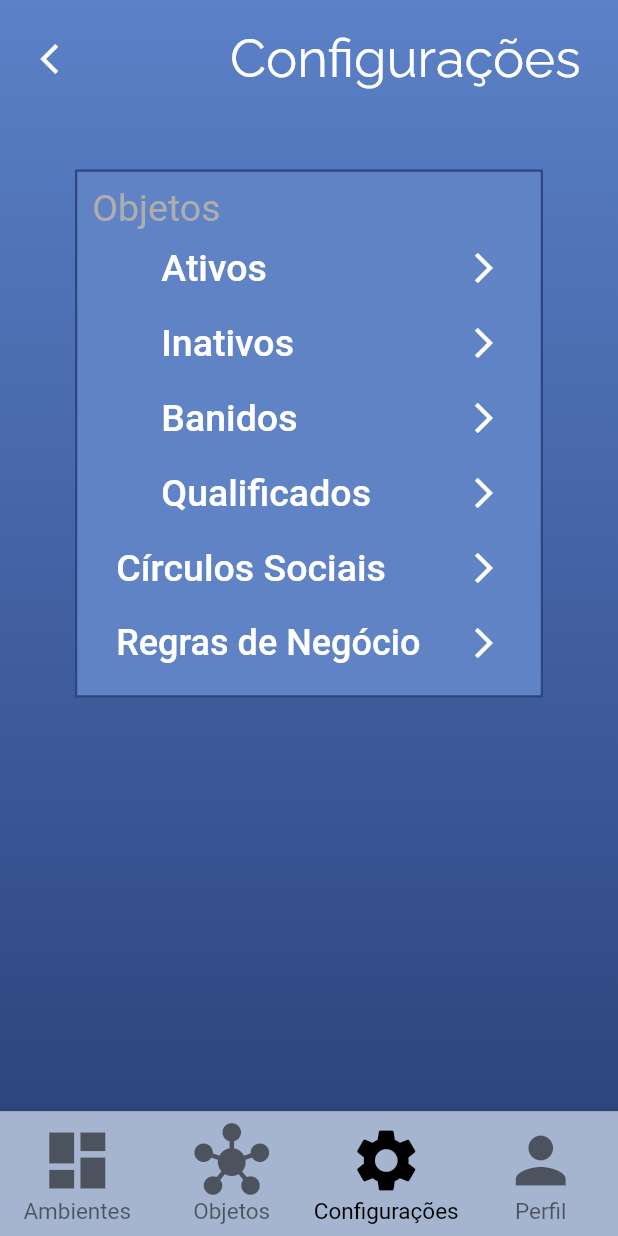
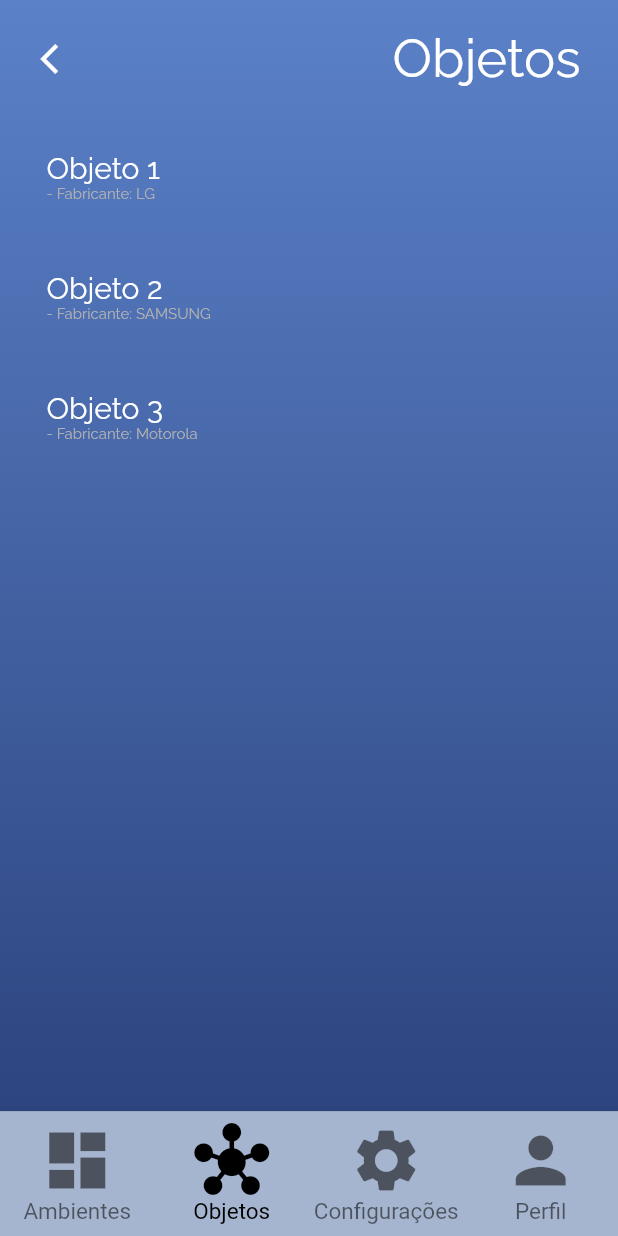
Before and after one commit to LUPSSIoT/VISO_APP, a Flutter app: the screen it shows after launch, on a phone screen of 412 x 824 dp. Run offline on Flutter 3.47's test engine with Material 2 defaults, Android fonts, the phone set to English and light mode, and no system bars.

Commit message:
Update main.dart

```diff
--- a/lib/main.dart
+++ b/lib/main.dart
@@ -29,7 +29,7 @@ class App extends StatefulWidget {
 }
 
 class AppState extends State<App> {
-  int indiceAtual = 2;
+  int indiceAtual = 1;
   bool status = true;
   late final List<Widget> _telas;
 
@@ -86,7 +86,89 @@ class AppState extends State<App> {
             ),
           ),
 
+          //tela objeto
           //const BoxThatContainsText(),
+
+          ListBody(
+            children: [
+              const Padding(
+                padding: EdgeInsets.fromLTRB(0, 0, 0, 15),
+              ),
+
+              MaterialButton(
+                height: 80,
+                minWidth: 400,
+                onPressed: () {},
+                child: Container(
+                  alignment: Alignment.centerLeft,
+                  padding: const EdgeInsets.all(15),
+                  child: Column(
+                    crossAxisAlignment: CrossAxisAlignment.start,
+                    children: const [
+                      Text('Objeto 1',
+                          style: TextStyle(
+                              fontFamily: 'Raleway',
+                              color: Colors.white,
+                              fontSize: 20)),
+                      Text('- Fabricante: LG',
+                          style: TextStyle(
+                              fontFamily: 'Raleway',
+                              color: Color.fromARGB(255, 177, 177, 177),
+                              fontSize: 10)),
+                    ],
+                  ),
+                ),
+              ),
+              MaterialButton(
+                height: 80,
+                minWidth: 400,
+                onPressed: () {},
+                child: Container(
+                  alignment: Alignment.centerLeft,
+                  padding: const EdgeInsets.all(15),
+                  child: Column(
+                    crossAxisAlignment: CrossAxisAlignment.start,
+                    children: const [
+                      Text('Objeto 2',
+                        style: TextStyle(
+                            fontFamily: 'Raleway',
+                            color: Colors.white,
+                            fontSize: 20)),
+                      Text('- Fabricante: SAMSUNG',
+                        style: TextStyle(
+                            fontFamily: 'Raleway',
+                            color: Color.fromARGB(255, 177, 177, 177),
+                            fontSize: 10)),
+                    ],
+                  ),
+                ),
+              ),
+              MaterialButton(
+                height: 80,
+                minWidth: 400,
+                onPressed: () {},
+                child: Container(
+                  alignment: Alignment.centerLeft,
+                  padding: const EdgeInsets.all(15),
+                  child: Column(
+                    crossAxisAlignment: CrossAxisAlignment.start,
+                    children: const [
+                      Text('Objeto 3',
+                        style: TextStyle(
+                            fontFamily: 'Raleway',
+                            color: Colors.white,
+                            fontSize: 20)),
+                      Text('- Fabricante: Motorola',
+                        style: TextStyle(
+                            fontFamily: 'Raleway',
+                            color: Color.fromARGB(255, 177, 177, 177),
+                            fontSize: 10)),
+                    ],
+                  ),
+                ),
+              ),
+            ],
+          ),
         ],
       ),
 
@@ -123,14 +205,17 @@ class AppState extends State<App> {
                     width: 1.5,
                   )),
               margin: const EdgeInsets.all(50),
-              padding: const EdgeInsets.all(10),
+              padding: const EdgeInsets.all(8),
               child: Column(
                 crossAxisAlignment: CrossAxisAlignment.start,
                 children: [
-                  const Text('Objetos',
-                      style: TextStyle(
-                          color: Color.fromARGB(255, 173, 173, 173),
-                          fontSize: 25)),
+                  const Padding(
+                    padding: EdgeInsets.all(2),
+                    child: Text('Objetos',
+                        style: TextStyle(
+                            color: Color.fromARGB(255, 173, 173, 173),
+                            fontSize: 25)),
+                  ),
                   Container(
                     padding: const EdgeInsets.fromLTRB(30, 0, 0, 0),
                     child: Column(
@@ -217,8 +302,7 @@ class AppState extends State<App> {
                       children: const [
                         Text('Regras de Negócio',
                             style:
-                                //mudei o tamanho (24), n vi diferença, 25 passa da borda
-                                TextStyle(color: Colors.white, fontSize: 24)),
+                              TextStyle(color: Colors.white, fontSize: 25)),
                         Icon(Icons.arrow_forward_ios, color: Colors.white),
                       ],
                     ),
@@ -334,7 +418,7 @@ class AppState extends State<App> {
                   width: 1.5,
                 )),
             margin: const EdgeInsets.all(50),
-            padding: const EdgeInsets.all(5),
+            padding: const EdgeInsets.all(8),
             child: Column(
               crossAxisAlignment: CrossAxisAlignment.start,
               children: [
```
